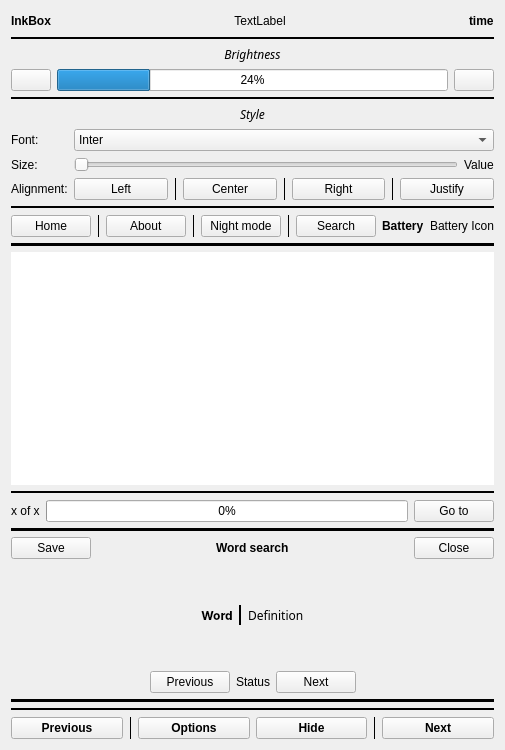
This is reader.ui in Quill-OS/quill as Qt 5 draws it before an edit. The edited form follows.
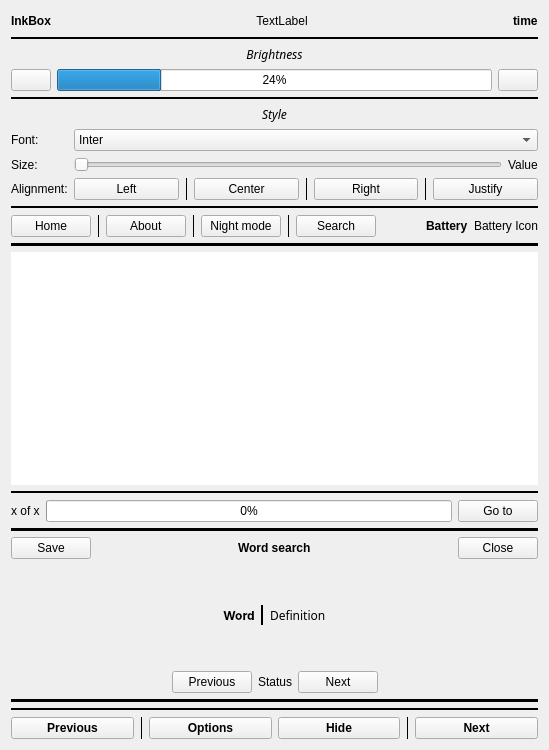
This is the edited form.

```diff
--- a/reader.ui
+++ b/reader.ui
@@ -6,7 +6,7 @@
    <rect>
     <x>0</x>
     <y>0</y>
-    <width>490</width>
+    <width>549</width>
     <height>750</height>
    </rect>
   </property>
```
Left out of the diff: 15 changed lines with no effect on the pictures.
